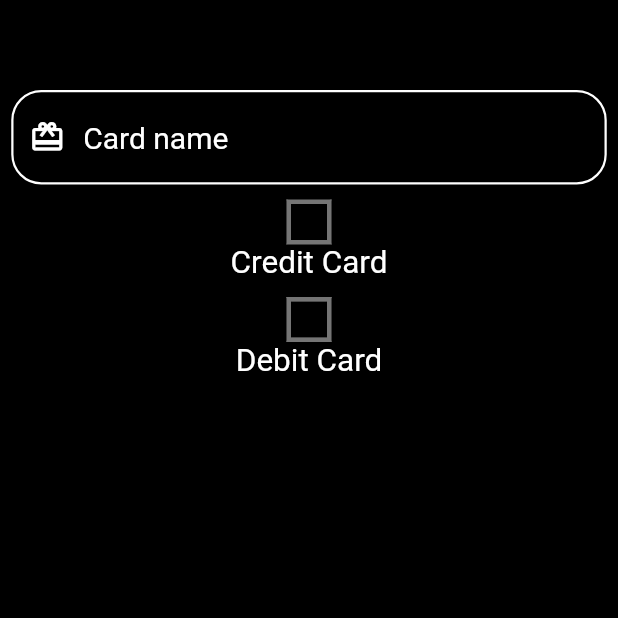
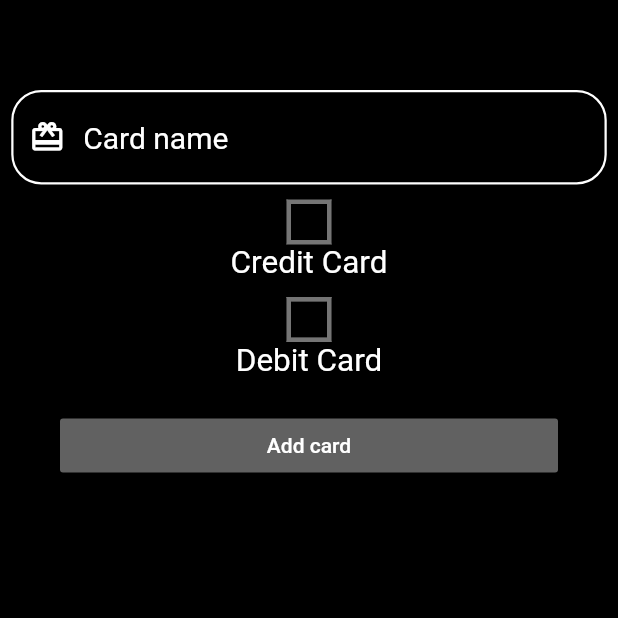
Before and after one commit to DouglasSM747/financial-management, a Flutter app: the screen it shows after launch, on a phone screen of 412 x 824 dp, the top half of it. Run offline on Flutter 3.47's test engine with Material 2 defaults, Android fonts, the phone set to English and light mode, and no system bars; our stand-ins replace cloud_firestore, flutter_credit_card; accounts and stored records are empty.

Commit message:
adding addCard in service

```diff
--- a/lib/addcard.dart
+++ b/lib/addcard.dart
@@ -1,5 +1,7 @@
 import 'package:flutter/material.dart';
 import 'package:flutter/widgets.dart';
+import 'package:financial/crud/servicesCrud.dart';
+
 
 class AddCard extends StatelessWidget {
   @override
@@ -44,28 +46,28 @@ class _AddCardPageState extends State<AddCardPage> {
                 ),
                 this.addCheckbox(this.creditCard, "Credit Card"),
                 this.addCheckbox(this.debitCard, "Debit Card"),
-                /* Column(
-                mainAxisAlignment: MainAxisAlignment.center,
-                children: <Widget>[
-                  Text("Credit Card", style: TextStyle(fontSize: 21, color: Colors.white)),
-                  this.checkbox(creditCard, this.creditCard)
-                ],
-              ),
-              Column(
-                mainAxisAlignment: MainAxisAlignment.center,
-                children: <Widget>[
-                  Text("Debit card", style: TextStyle(fontSize: 21, color: Colors.white)),
-                  this.checkbox(debitCard, this.debitCard)
-                ],
-              ), */
                 SizedBox(
-                  child: this.infoCards(this.creditCard, "Limit"),
+                  child: this.infoCards(this.creditCard, "Limit", "Atual limit"),
                   width: MediaQuery.of(context).size.width - 15,
                 ),
+                SizedBox(height: 10),
                 SizedBox(
-                  child: this.infoCards(this.debitCard, "Balance"),
+                  child: this.infoCards(this.debitCard, "Balance", "Atual balance"),
                   width: MediaQuery.of(context).size.width - 15,
-                )
+                ),
+                SizedBox(height: 10),
+                SizedBox(
+                  width: MediaQuery.of(context).size.width - 80,
+                  child: RaisedButton(
+                      child: Text(
+                        "Add card",
+                        style: TextStyle(color: Colors.white),
+                      ),
+                      color: Colors.grey[700],
+                      onPressed: () {
+                        print("Deu certo");
+                      }),
+                ),
               ],
             ),
           ),
@@ -73,20 +75,6 @@ class _AddCardPageState extends State<AddCardPage> {
       ),
     );
   }
-/*
-  Checkbox checkbox(option, bool val){
-    return Checkbox(
-      value: option,
-      activeColor: Colors.green,
-      checkColor: Colors.white,
-      tristate: false,
-      onChanged: (bool value) {
-        setState(() {
-          val = value;
-        });
-      }
-    );
-  } */
 
   Widget addCheckbox(bool val, String text) {
     return Column(
@@ -127,11 +115,7 @@ class _AddCardPageState extends State<AddCardPage> {
             ),
           ),
         ),
-        Text(
-          text,
-          style: TextStyle(fontSize: 21, color: Colors.white),
-          textAlign: TextAlign.center,
-        )
+        Text(text, style: TextStyle(fontSize: 21, color: Colors.white), textAlign: TextAlign.center),
       ],
     );
   }
@@ -152,11 +136,15 @@ class _AddCardPageState extends State<AddCardPage> {
             prefixIcon: Icon(icon, color: Colors.white)));
   }
 
-  Widget infoCards(bool type, String text) {
+  Widget infoCards(bool type, String text1, String text2) {
     if (type) {
-      return Container(
-        child: this.textField(text, Icons.monetization_on),
-        width: MediaQuery.of(context).size.width - 15,
+      return Column(
+        mainAxisAlignment: MainAxisAlignment.center,
+        children: [
+          this.textField(text1, Icons.monetization_on),
+          SizedBox(height: 10),
+          this.textField(text2, Icons.monetization_on)
+        ],
       );
     }
   }
--- a/lib/crud/servicesCrud.dart
+++ b/lib/crud/servicesCrud.dart
@@ -37,4 +37,13 @@ class ServiceCrudFireStore {
         .collection('card')
         .getDocuments();
   }
+
+  Future<void> addCard(data) async {
+    _db.collection("user").document("MaNagOx8OJr6NKhmOkmC").collection("card").add(data).then(
+      (result) {
+        print("cartao adicionado");
+      },
+    );
+  }
+
 }
```
